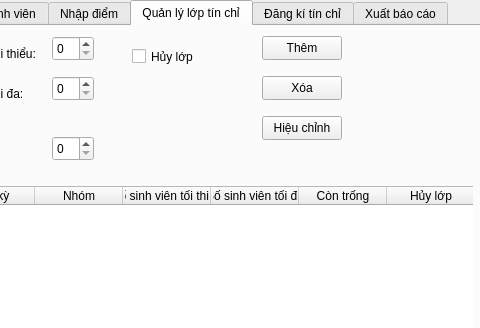
Qt form TestQT/mainwindow.ui (QuyenNDD/CTDL-GT) before a commit; both pictures show x 320 to 800 and y 0 to 328 of the 800 by 600 pixel window.
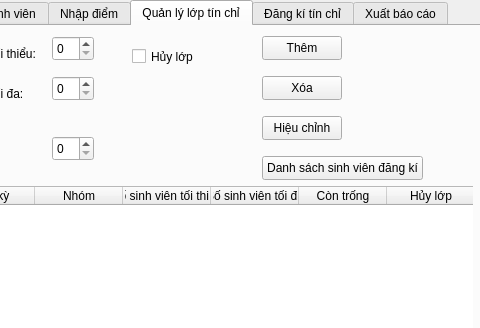
The same form after that commit.

```diff
--- a/TestQT/mainwindow.ui
+++ b/TestQT/mainwindow.ui
@@ -249,6 +249,19 @@
         <string>Hủy lớp</string>
        </property>
       </widget>
+      <widget class="QPushButton" name="btnInDSSV">
+       <property name="geometry">
+        <rect>
+         <x>580</x>
+         <y>130</y>
+         <width>161</width>
+         <height>24</height>
+        </rect>
+       </property>
+       <property name="text">
+        <string>Danh sách sinh viên đăng kí</string>
+       </property>
+      </widget>
      </widget>
      <widget class="QWidget" name="widget_2" native="true">
       <property name="geometry">
```
